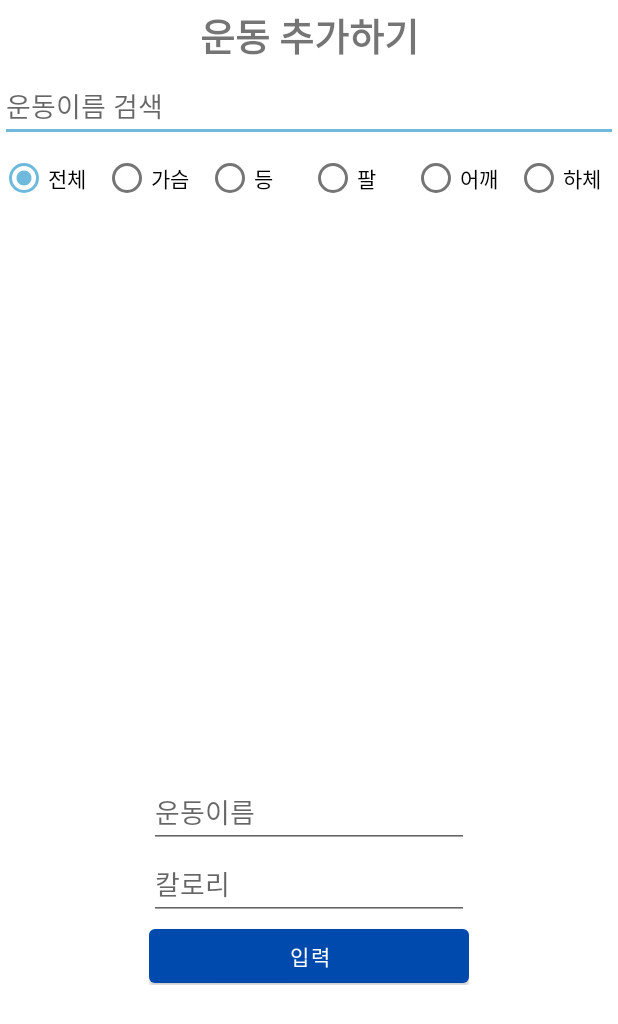
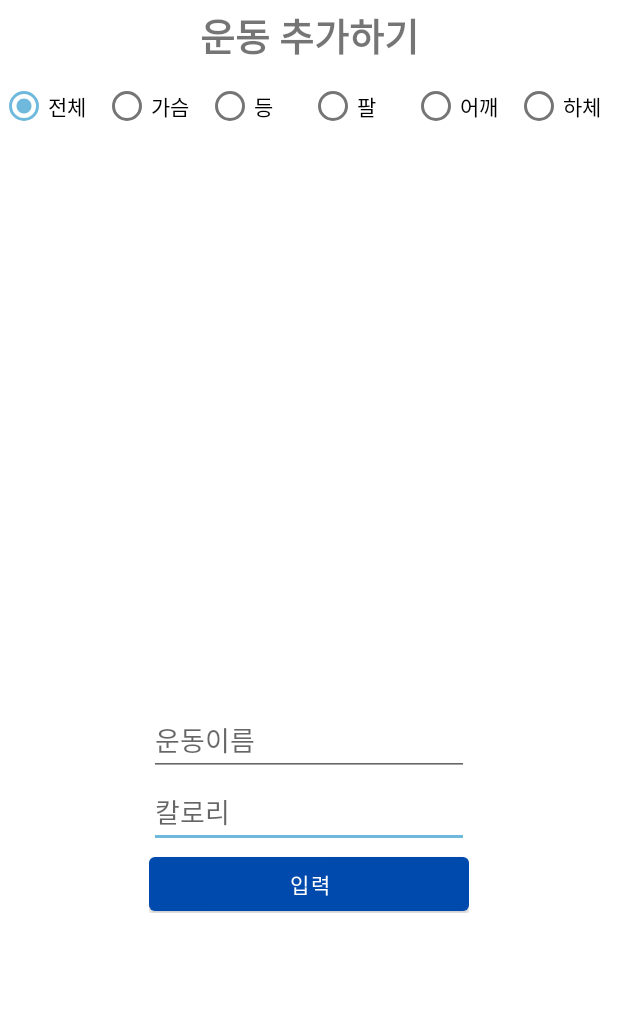
Before and after one commit to secleezy/CBNUworkout, an Android app: the addwork screen opened directly, with no data from a screen before it, on a phone screen of 412 x 824 dp. Shown: the top 1024 px of the screen. Run offline under Robolectric (Android 15) with nearby library versions, the phone set to English and light mode, and no system bars; our stand-ins replace Firebase (no records; nobody signed in at launch, a user with empty details on screens opened directly); 4 statements that could not run were skipped.

Commit message:
운동 추가

```diff
--- a/app/src/main/java/com/example/cbnugra/addwork.java
+++ b/app/src/main/java/com/example/cbnugra/addwork.java
@@ -1,13 +1,16 @@
 package com.example.cbnugra;
 
+import android.content.Intent;
 import android.os.Bundle;
 import android.text.TextUtils;
 import android.view.View;
+import android.widget.AdapterView;
 import android.widget.ArrayAdapter;
 import android.widget.Button;
 import android.widget.EditText;
 import android.widget.ListView;
 import android.widget.RadioGroup;
+import android.widget.Toast;
 
 import androidx.annotation.NonNull;
 import androidx.appcompat.app.AppCompatActivity;
@@ -27,16 +30,17 @@ import java.util.Locale;
 import java.util.TimeZone;
 
 public class addwork extends AppCompatActivity {
-
-    EditText workoutname;
+Button workoutbt;
+    EditText workoutname,kcal;
     RadioGroup workoutPartRadioGroup;
     ListView listViewwork;
-    Button buttonSearch;
+    ArrayAdapter<String> adapter;
+
+    String time_log;
+
     private DatabaseReference workRef;
-    private ArrayList<String> workList = new ArrayList<>();;
-    private ArrayAdapter<String> adapter;
-
-
+    private FirebaseDatabase firebaseDatabase = FirebaseDatabase.getInstance();
+    private DatabaseReference databaseReference = firebaseDatabase.getReference();
     private String getTime() {
         TimeZone tz;
         long now = System.currentTimeMillis();
@@ -54,10 +58,20 @@ public class addwork extends AppCompatActivity {
         super.onCreate(savedInstanceState);
         setContentView(R.layout.activity_addwork);
 
-        workoutname = findViewById(R.id.workoutname);
+        Intent intent = getIntent();
+        String UserID = intent.getStringExtra("user"); //id
+        String yearMonDay = intent.getStringExtra("ymd");
+        String[] dateParts = yearMonDay.split("-");
+        String year = dateParts[0].replaceFirst("^0+(?!$)", "");; // 연도 (yyyy)
+        String month = dateParts[1].replaceFirst("^0+(?!$)", "");; // 월 (mm)
+        String day = dateParts[2].replaceFirst("^0+(?!$)", "");; // 일 (dd)
+
         listViewwork = findViewById(R.id.listViewwork);
         workoutPartRadioGroup = findViewById(R.id.workoutPartRadioGroup);
-        buttonSearch = findViewById(R.id.buttonSearch);
+        workoutname=findViewById(R.id.workoutname);
+        kcal=findViewById(R.id.kcal);
+        workoutbt= findViewById(R.id.workoutbt);
+
         List<String> chestList = new ArrayList<>();
         List<String> backList = new ArrayList<>();
         List<String> armList = new ArrayList<>();
@@ -108,7 +122,7 @@ public class addwork extends AppCompatActivity {
 
                     }
                 }
-                ArrayAdapter<String> adapter = new ArrayAdapter<>(addwork.this, android.R.layout.simple_list_item_1, workList);
+                 adapter = new ArrayAdapter<>(addwork.this, android.R.layout.simple_list_item_1, workList);
                 listViewwork.setAdapter(adapter);
 
             }
@@ -156,16 +170,42 @@ public class addwork extends AppCompatActivity {
                 }
             }
         });
+
+        listViewwork.setOnItemClickListener(new AdapterView.OnItemClickListener() {
+            @Override
+            public void onItemClick(AdapterView<?> parent, View view, int position, long id) {
+
+                String selectedWorkout = adapter.getItem(position);
+                workoutname.setText(selectedWorkout);
+
+
+            }
+        });
+        workoutbt.setOnClickListener(new View.OnClickListener() {
+            @Override
+            public void onClick(View v) {
+                String year_text = year;
+                String month_text = month;
+                String day_text = day;
+                String workoutname_text = workoutname.getText().toString();
+                String kcal_text = kcal.getText().toString();
+
+                if (workoutname_text.isEmpty() || kcal_text.isEmpty()) {
+                    Toast toast = Toast.makeText(getApplicationContext(), "모든 항목을 입력 해 주세요.", Toast.LENGTH_SHORT);
+                    toast.show();
+                } else {
+                    Toast toast = Toast.makeText(getApplicationContext(), "성공적으로 저장되었습니다..", Toast.LENGTH_SHORT);
+                    toast.show();
+                    time_log = getTime();
+
+                    addworkout(UserID,yearMonDay, time_log, year_text, month_text, day_text, workoutname_text, kcal_text);
+                }
+            }
+        });
+    }
+    //값을 파이어베이스 Realtime database로 넘기는 함수
+    public void addworkout(String ID,String selectday, String time_log, String Year, String Month, String Day, String workoutname, String kcal) {
+        userworkout userworkout = new userworkout(ID, selectday, Year, Month, Day, workoutname, kcal);
+        databaseReference.child("workout").child(ID).child(time_log).setValue(userworkout);
     }
 }
-
-/*
-    //값을 파이어베이스 Realtime database로 넘기는 함수
-    public void addworkout(String ID, String time_log, String Year, String Month, String Day, String workoutname, String kcal) {
-
-
-        userworkout userworkout = new userworkout(ID, time_log, Year, Month, Day, workoutname, kcal);
-        databaseReference.child("workout").child(ID).child(time_log).setValue(userworkout);
-
-
-    }*/
--- a/app/src/main/res/layout/activity_addwork.xml
+++ b/app/src/main/res/layout/activity_addwork.xml
@@ -23,17 +23,7 @@
     <LinearLayout
         android:layout_width="match_parent"
         android:layout_height="wrap_content"
-        android:orientation="horizontal">
-
-        <EditText
-            android:id="@+id/editTextSearch"
-            android:layout_width="0dp"
-            android:layout_height="wrap_content"
-            android:layout_weight="1"
-            android:hint="운동이름 검색" />
-
-
-    </LinearLayout>
+        android:orientation="horizontal"/>
 
     <RadioGroup
         android:id="@+id/workoutPartRadioGroup"
```
Also changed, not shown: app/src/main/java/com/example/cbnugra/record.java (+0 -9 lines).
